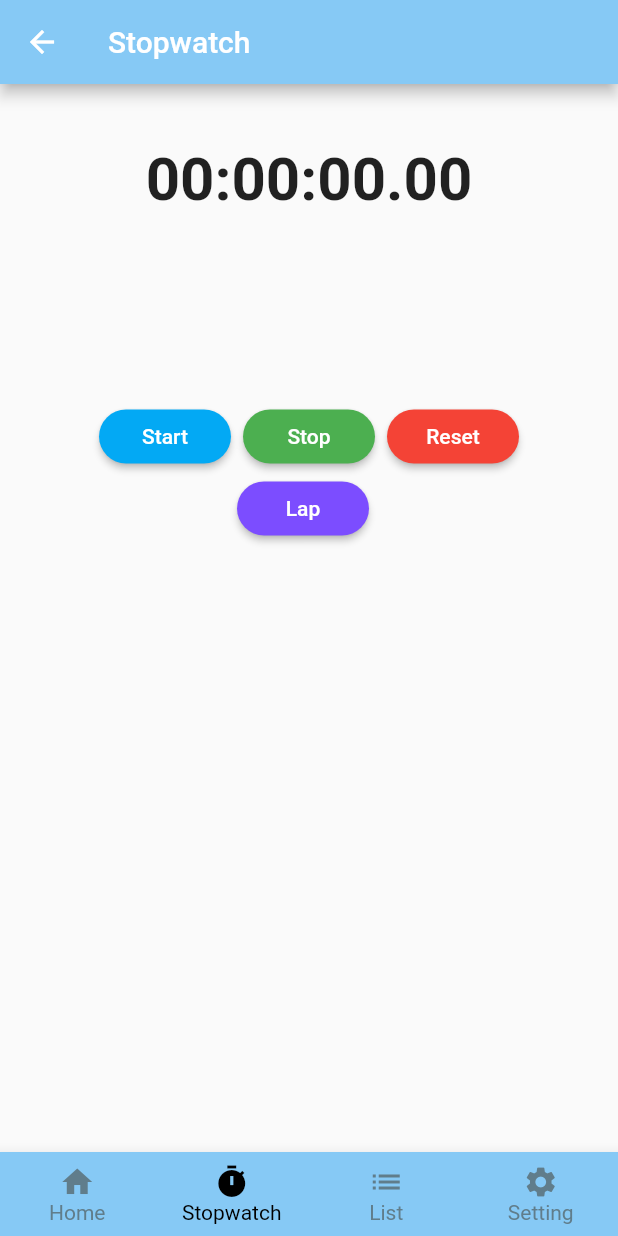
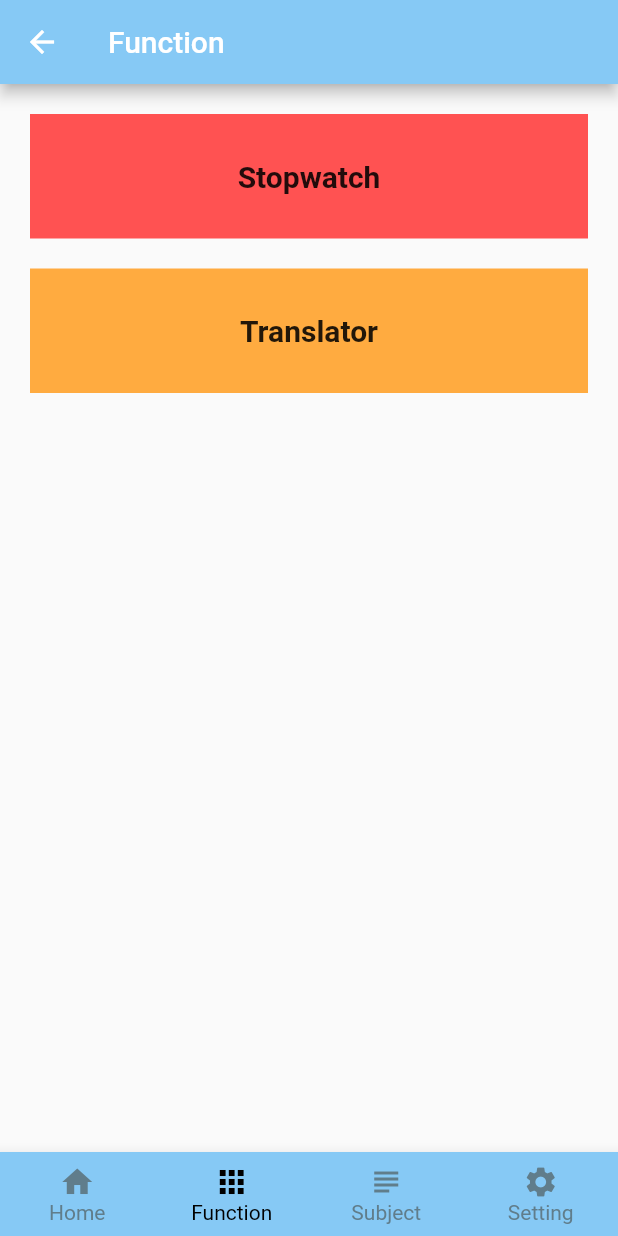
Before and after one commit to SuminJN/MobileAppDev-Final-Project, a Flutter app: the MainPage screen opened directly, item 2 of the bottom bar chosen, on a phone screen of 412 x 824 dp. Run offline on Flutter 3.47's test engine with Material 2 defaults, Android fonts, the phone set to English and light mode, and no system bars; our stand-ins replace cloud_firestore, firebase_auth, firebase_core, stop_watch_timer, table_calendar; missing offline and left inert: user_profile_avatar; accounts and stored records are empty; Roboto replaces fonts that are missing (Helvetica); statements that could not run were skipped.

Commit message:
add function page

```diff
--- a/moappdev_project/lib/home.dart
+++ b/moappdev_project/lib/home.dart
@@ -1,7 +1,8 @@
 import 'package:flutter/material.dart';
 import 'package:moappdve_project/screens/calendar/calendar.dart';
+import 'package:moappdve_project/screens/function.dart';
 import 'package:moappdve_project/screens/homehome.dart';
-import 'package:moappdve_project/screens/list.dart';
+import 'package:moappdve_project/screens/subject.dart';
 import 'package:moappdve_project/screens/profile.dart';
 import 'package:moappdve_project/screens/setting.dart';
 import 'package:moappdve_project/screens/stopwatch.dart';
@@ -17,8 +18,8 @@ class _MainPageState extends State<MainPage> {
   Color appColor = const Color.fromRGBO(134, 201, 245, 1);
   int _selectedIndex = 0;
 
-  final List<Widget> _titles = [const Text('Home'), const Text('Stopwatch'), const Text('List'), const Text('Setting')];
-  final List<Widget> _pages = [TableEventsExample(), const StopwatchPage(), const ListPage(), const SettingPage()];
+  final List<Widget> _titles = [const Text('Home'), const Text('Function'), const Text('Subject'), const Text('Setting')];
+  final List<Widget> _pages = [TableEventsExample(), const FunctionPage(), const SubjectPage(), const SettingPage()];
 
   @override
   Widget build(BuildContext context) {
@@ -48,12 +49,12 @@ class _MainPageState extends State<MainPage> {
             label: 'Home',
           ),
           BottomNavigationBarItem(
-            icon: Icon(Icons.timer),
-            label: 'Stopwatch',
+            icon: Icon(Icons.apps),
+            label: 'Function',
           ),
           BottomNavigationBarItem(
-            icon: Icon(Icons.list),
-            label: 'List',
+            icon: Icon(Icons.subject),
+            label: 'Subject',
           ),
           BottomNavigationBarItem(
             icon: Icon(Icons.settings),
--- /dev/null
+++ b/moappdev_project/lib/screens/function.dart
@@ -0,0 +1,64 @@
+import 'package:flutter/material.dart';
+import 'package:moappdve_project/screens/stopwatch.dart';
+import 'package:moappdve_project/screens/translator.dart';
+
+class FunctionPage extends StatefulWidget {
+  const FunctionPage({Key? key}) : super(key: key);
+
+  @override
+  _FunctionPageState createState() => _FunctionPageState();
+}
+
+class _FunctionPageState extends State<FunctionPage> {
+  @override
+  Widget build(BuildContext context) {
+    return Scaffold(
+      body: Padding(
+        padding: const EdgeInsets.all(20.0),
+        child: Column(
+          children: [
+            InkWell(
+              onTap: () {
+                Navigator.of(context).push(MaterialPageRoute(
+                    builder: (context) => const StopwatchPage()));
+              },
+              child: Container(
+                color: Colors.redAccent,
+                padding: const EdgeInsets.all(30),
+                child: Row(
+                  mainAxisAlignment: MainAxisAlignment.center,
+                  children: const [
+                    Text(
+                      'Stopwatch',
+                      style: TextStyle(fontWeight: FontWeight.bold, fontSize: 20),
+                    ),
+                  ],
+                ),
+              ),
+            ),
+            const SizedBox(height: 20,),
+            InkWell(
+              onTap: () {
+                Navigator.of(context).push(MaterialPageRoute(
+                    builder: (context) => const TranslatorPage()));
+              },
+              child: Container(
+                color: Colors.orangeAccent,
+                padding: const EdgeInsets.all(30),
+                child: Row(
+                  mainAxisAlignment: MainAxisAlignment.center,
+                  children: const [
+                    Text(
+                      'Translator',
+                      style: TextStyle(fontWeight: FontWeight.bold, fontSize: 20),
+                    ),
+                  ],
+                ),
+              ),
+            ),
+          ],
+        ),
+      ),
+    );
+  }
+}
--- a/moappdev_project/lib/screens/stopwatch.dart
+++ b/moappdev_project/lib/screens/stopwatch.dart
@@ -9,6 +9,7 @@ class StopwatchPage extends StatefulWidget {
 }
 
 class _StopwatchPageState extends State<StopwatchPage> {
+  Color appColor = const Color.fromRGBO(134, 201, 245, 1);
   final _isHours = true;
 
   final StopWatchTimer _stopWatchTimer = StopWatchTimer(
@@ -50,6 +51,10 @@ class _StopwatchPageState extends State<StopwatchPage> {
   @override
   Widget build(BuildContext context) {
     return Scaffold(
+      appBar: AppBar(
+        backgroundColor: appColor,
+        title: const Text('Stopwatch'),
+      ),
       body: Scrollbar(
         child: SingleChildScrollView(
           child: Padding(
```
Also changed, not shown: moappdev_project/lib/screens/subject.dart (renamed from moappdev_project/lib/screens/list.dart, +4 -4 lines), moappdev_project/lib/screens/translator.dart (added, +22 -0 lines).
